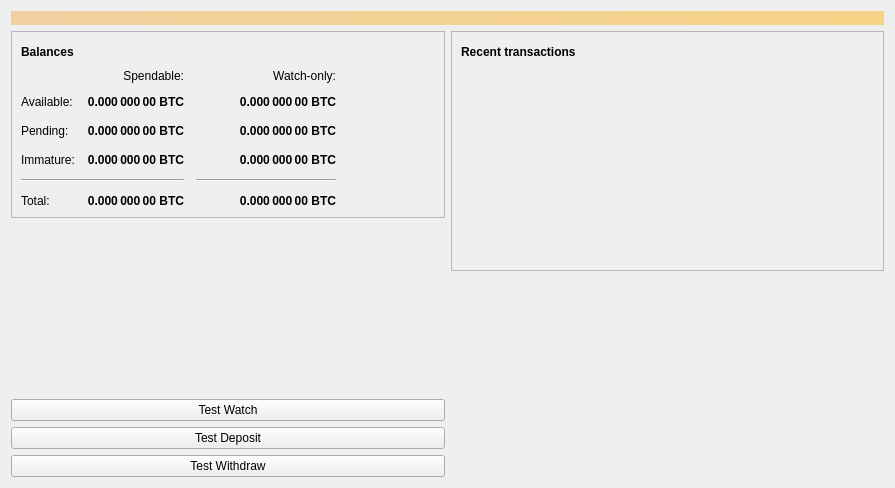
Before: the Qt Designer form src/qt/forms/overviewpage.ui in Drivechain-Version-4/bitcoin, drawn with Qt 5.
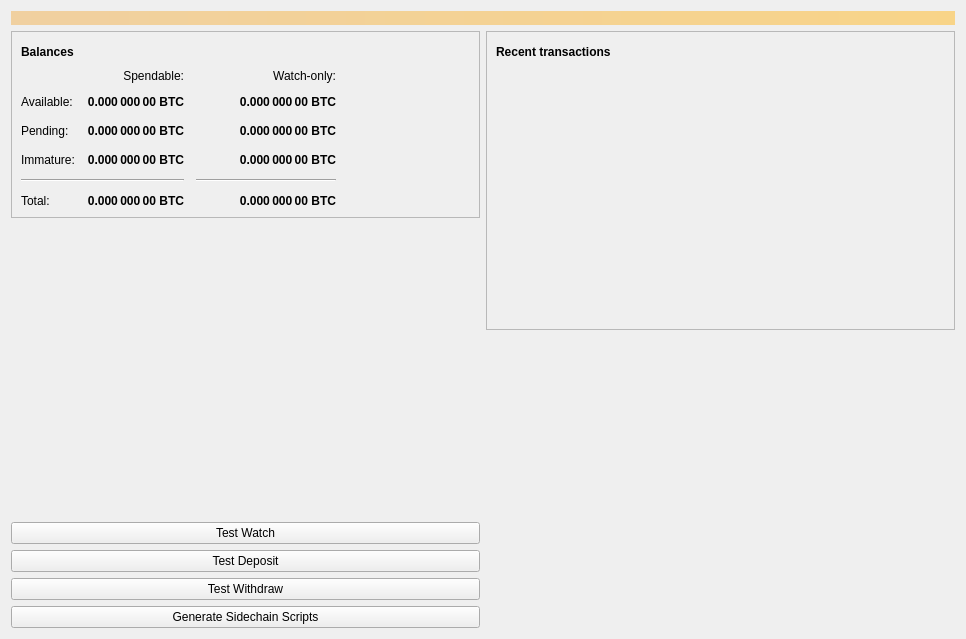
After: the same form once the commit is applied. Icons and pictures are not drawn.

```diff
--- a/src/qt/forms/overviewpage.ui
+++ b/src/qt/forms/overviewpage.ui
@@ -6,8 +6,8 @@
    <rect>
     <x>0</x>
     <y>0</y>
-    <width>895</width>
-    <height>488</height>
+    <width>966</width>
+    <height>639</height>
    </rect>
   </property>
   <property name="windowTitle">
@@ -440,6 +440,13 @@
          </property>
         </widget>
        </item>
+       <item>
+        <widget class="QPushButton" name="pushButtonGenerateScripts">
+         <property name="text">
+          <string>Generate Sidechain Scripts</string>
+         </property>
+        </widget>
+       </item>
       </layout>
      </item>
      <item>
```
